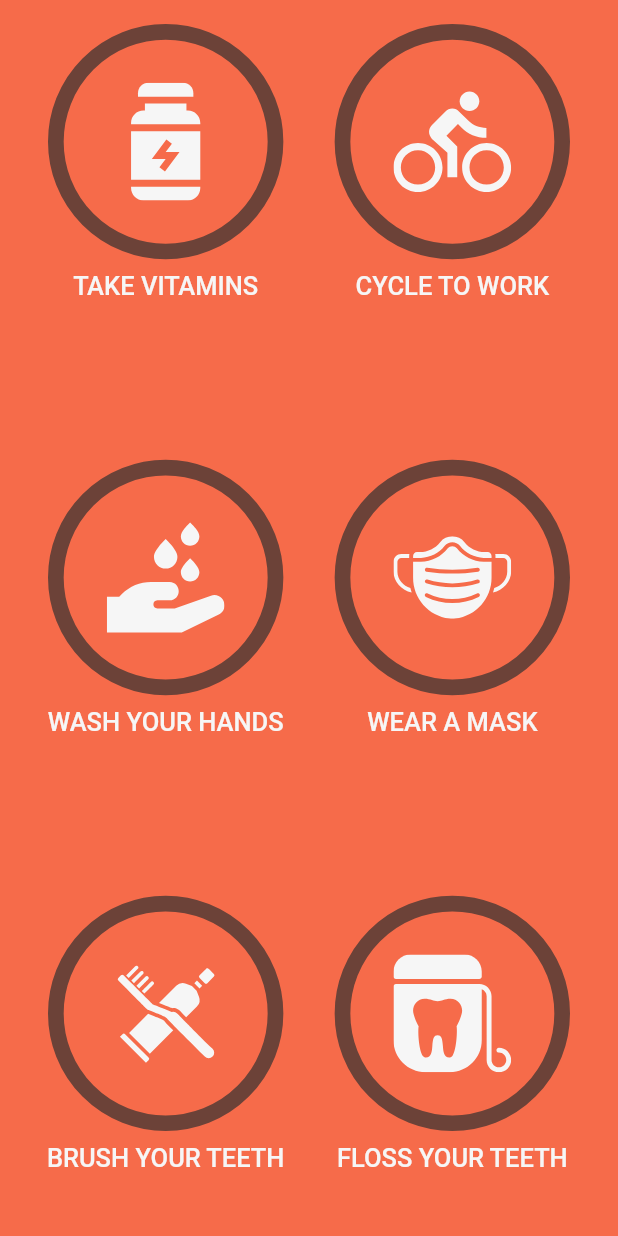
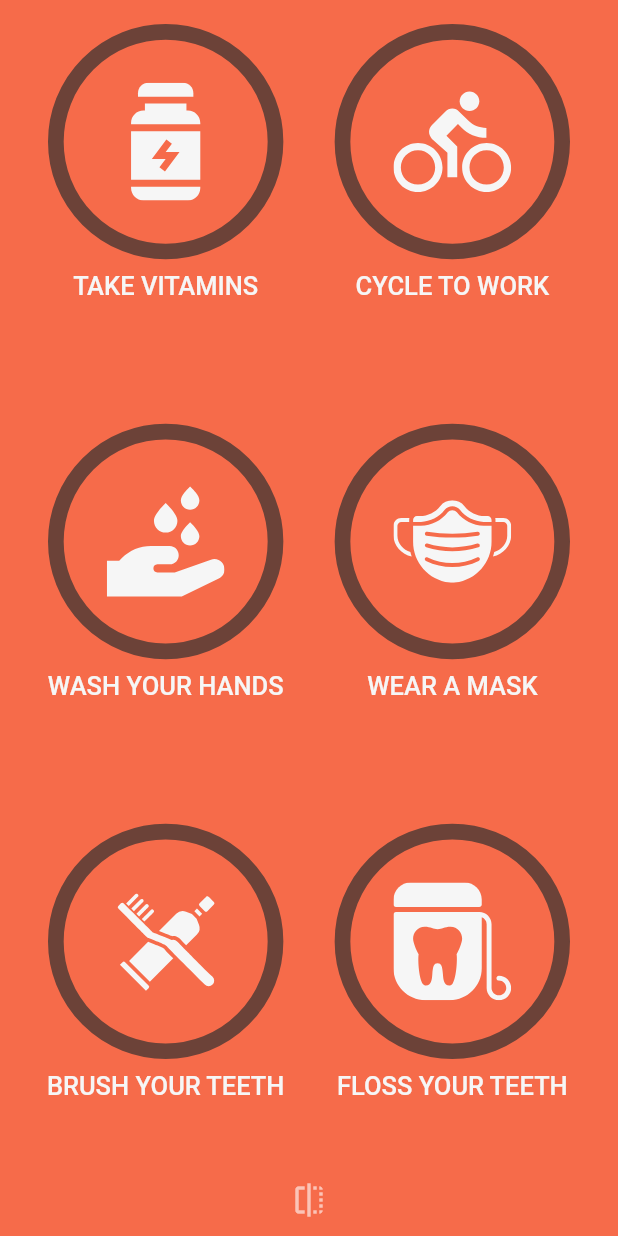
Before and after one commit to Jashwanth-Gowda-R/flutter-animation-course, a Flutter app: the screen it shows after launch, on a phone screen of 412 x 824 dp. Run offline on Flutter 3.47's test engine with Material 2 defaults, Android fonts, the phone set to English and light mode, and no system bars; our stand-ins replace flutter_riverpod, flutter_svg, hive, hive_flutter; accounts and stored records are empty; Roboto replaces fonts that are missing (Helvetica Neue).

Commit message:
added starter project for page flip

```diff
--- a/habit_tracker_flutter/lib/models/task_state.dart
+++ b/habit_tracker_flutter/lib/models/task_state.dart
@@ -4,13 +4,11 @@ part 'task_state.g.dart';
 
 @HiveType(typeId: 1)
 class TaskState {
-  TaskState({
-    required this.taskId,
-    required this.completed,
-  });
+  TaskState({required this.taskId, required this.completed});
 
   @HiveField(0)
   final String taskId;
+
   @HiveField(1)
   final bool completed;
 }
--- a/habit_tracker_flutter/lib/ui/home/home_page.dart
+++ b/habit_tracker_flutter/lib/ui/home/home_page.dart
@@ -8,10 +8,9 @@ import 'package:hive/hive.dart';
 class HomePage extends ConsumerWidget {
   @override
   Widget build(BuildContext context, WidgetRef ref) {
-    // final dataStore = HiveDataStore();
     final dataStore = ref.watch(dataStoreProvider);
     return ValueListenableBuilder(
-      valueListenable: dataStore.tasksListenable(),
+      valueListenable: dataStore.frontTasksListenable(),
       builder: (_, Box<Task> box, __) => TasksGridPage(
         tasks: box.values.toList(),
       ),
--- /dev/null
+++ b/habit_tracker_flutter/lib/ui/home/home_page_bottom_options.dart
@@ -0,0 +1,23 @@
+import 'package:flutter/material.dart';
+import 'package:habit_tracker_flutter/ui/theming/app_theme.dart';
+
+class HomePageBottomOptions extends StatelessWidget {
+  const HomePageBottomOptions({Key? key, this.onFlip}) : super(key: key);
+  final VoidCallback? onFlip;
+
+  @override
+  Widget build(BuildContext context) {
+    return Row(
+      mainAxisAlignment: MainAxisAlignment.center,
+      children: [
+        IconButton(
+          onPressed: onFlip,
+          icon: Icon(
+            Icons.flip,
+            color: AppTheme.of(context).settingsLabel,
+          ),
+        ),
+      ],
+    );
+  }
+}
--- a/habit_tracker_flutter/lib/ui/home/tasks_grid.dart
+++ b/habit_tracker_flutter/lib/ui/home/tasks_grid.dart
@@ -2,6 +2,7 @@ import 'dart:math';
 
 import 'package:flutter/material.dart';
 import 'package:habit_tracker_flutter/models/task.dart';
+import 'package:habit_tracker_flutter/ui/task/task_with_name.dart';
 import 'package:habit_tracker_flutter/ui/task/task_with_name_loader.dart';
 
 class TasksGrid extends StatelessWidget {
--- a/habit_tracker_flutter/lib/ui/home/tasks_grid_page.dart
+++ b/habit_tracker_flutter/lib/ui/home/tasks_grid_page.dart
@@ -1,11 +1,17 @@
 import 'package:flutter/material.dart';
 import 'package:habit_tracker_flutter/models/task.dart';
+import 'package:habit_tracker_flutter/ui/home/home_page_bottom_options.dart';
 import 'package:habit_tracker_flutter/ui/home/tasks_grid.dart';
 import 'package:habit_tracker_flutter/ui/theming/app_theme.dart';
 
 class TasksGridPage extends StatelessWidget {
-  const TasksGridPage({Key? key, required this.tasks}) : super(key: key);
+  const TasksGridPage({
+    Key? key,
+    required this.tasks,
+    this.onFlip,
+  }) : super(key: key);
   final List<Task> tasks;
+  final VoidCallback? onFlip;
 
   @override
   Widget build(BuildContext context) {
@@ -14,6 +20,7 @@ class TasksGridPage extends StatelessWidget {
       body: SafeArea(
         child: TasksGridContents(
           tasks: tasks,
+          onFlip: onFlip,
         ),
       ),
     );
@@ -21,16 +28,32 @@ class TasksGridPage extends StatelessWidget {
 }
 
 class TasksGridContents extends StatelessWidget {
-  const TasksGridContents({Key? key, required this.tasks}) : super(key: key);
+  const TasksGridContents({
+    Key? key,
+    required this.tasks,
+    this.onFlip,
+  }) : super(key: key);
   final List<Task> tasks;
+  final VoidCallback? onFlip;
 
   @override
   Widget build(BuildContext context) {
-    return Padding(
-      padding: const EdgeInsets.symmetric(horizontal: 24.0, vertical: 16.0),
-      child: TasksGrid(
-        tasks: tasks,
-      ),
+    return Column(
+      mainAxisAlignment: MainAxisAlignment.spaceBetween,
+      children: [
+        Expanded(
+          child: Padding(
+            padding:
+                const EdgeInsets.symmetric(horizontal: 24.0, vertical: 16.0),
+            child: TasksGrid(
+              tasks: tasks,
+            ),
+          ),
+        ),
+        HomePageBottomOptions(
+          onFlip: onFlip,
+        ),
+      ],
     );
   }
 }
--- a/habit_tracker_flutter/lib/ui/task/animated_task.dart
+++ b/habit_tracker_flutter/lib/ui/task/animated_task.dart
@@ -1,5 +1,4 @@
 import 'package:flutter/material.dart';
-
 import 'package:habit_tracker_flutter/constants/app_assets.dart';
 import 'package:habit_tracker_flutter/ui/common_widgets/centered_svg_icon.dart';
 import 'package:habit_tracker_flutter/ui/task/task_completion_ring.dart';
--- a/habit_tracker_flutter/lib/ui/task/task_with_name.dart
+++ b/habit_tracker_flutter/lib/ui/task/task_with_name.dart
@@ -1,5 +1,4 @@
 import 'package:flutter/material.dart';
-
 import 'package:habit_tracker_flutter/constants/text_styles.dart';
 import 'package:habit_tracker_flutter/models/task.dart';
 import 'package:habit_tracker_flutter/ui/task/animated_task.dart';
```
Also changed, not shown: habit_tracker_flutter/lib/main.dart (+18 -10 lines), habit_tracker_flutter/lib/persistence/hive_data_store.dart (+26 -13 lines).
